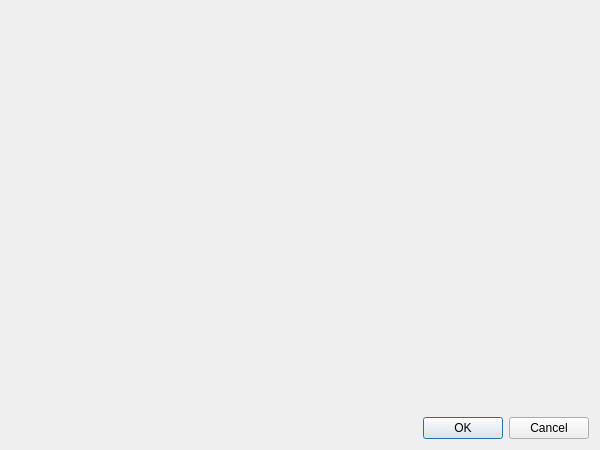
The window that Plugins/FtpServer/DlgSettings.ui (KangLin/RabbitRemoteControl) describes before a commit, drawn with Qt 5.
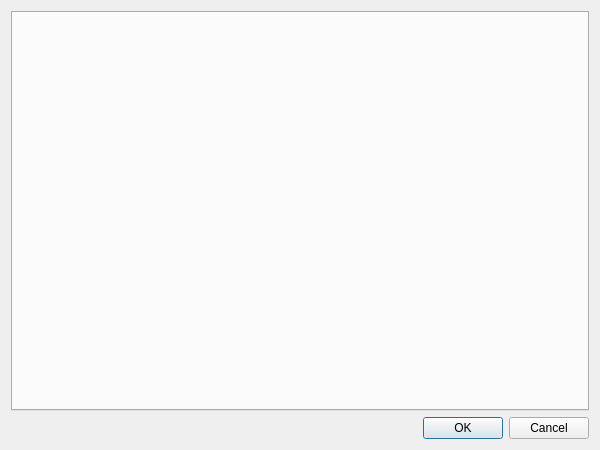
The same window after the commit.

```diff
--- a/Plugins/FtpServer/DlgSettings.ui
+++ b/Plugins/FtpServer/DlgSettings.ui
@@ -25,7 +25,7 @@
     </widget>
    </item>
    <item row="0" column="0">
-    <widget class="QWidget" name="wContain" native="true"/>
+    <widget class="QTabWidget" name="wContain"/>
    </item>
   </layout>
  </widget>
```
